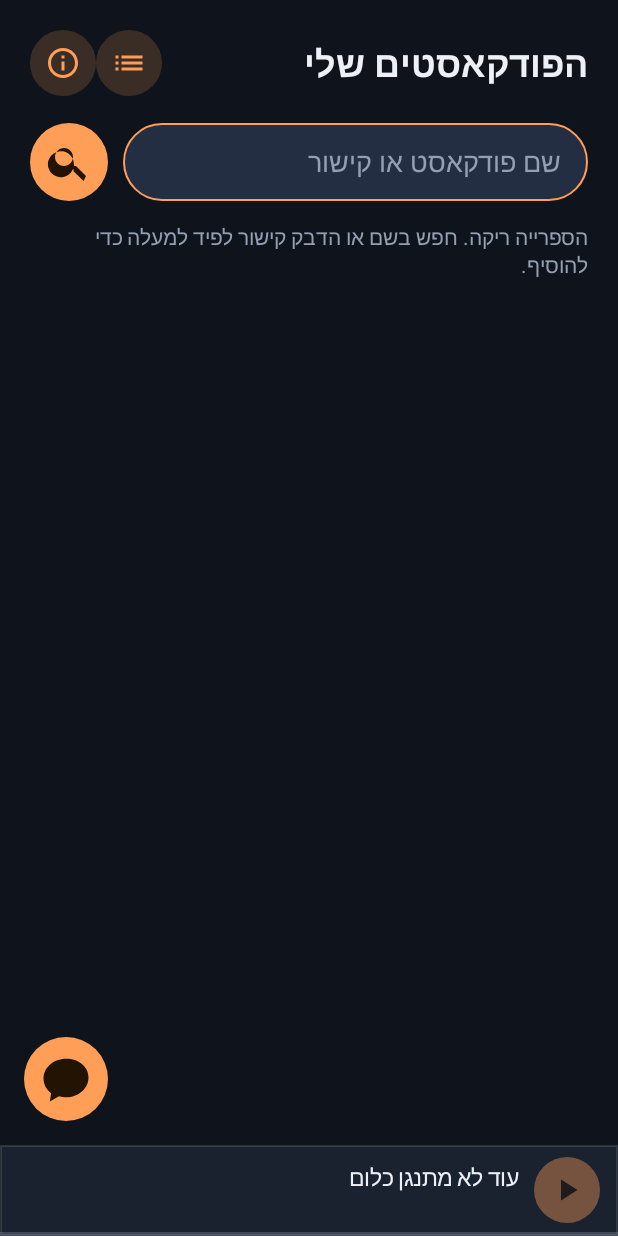
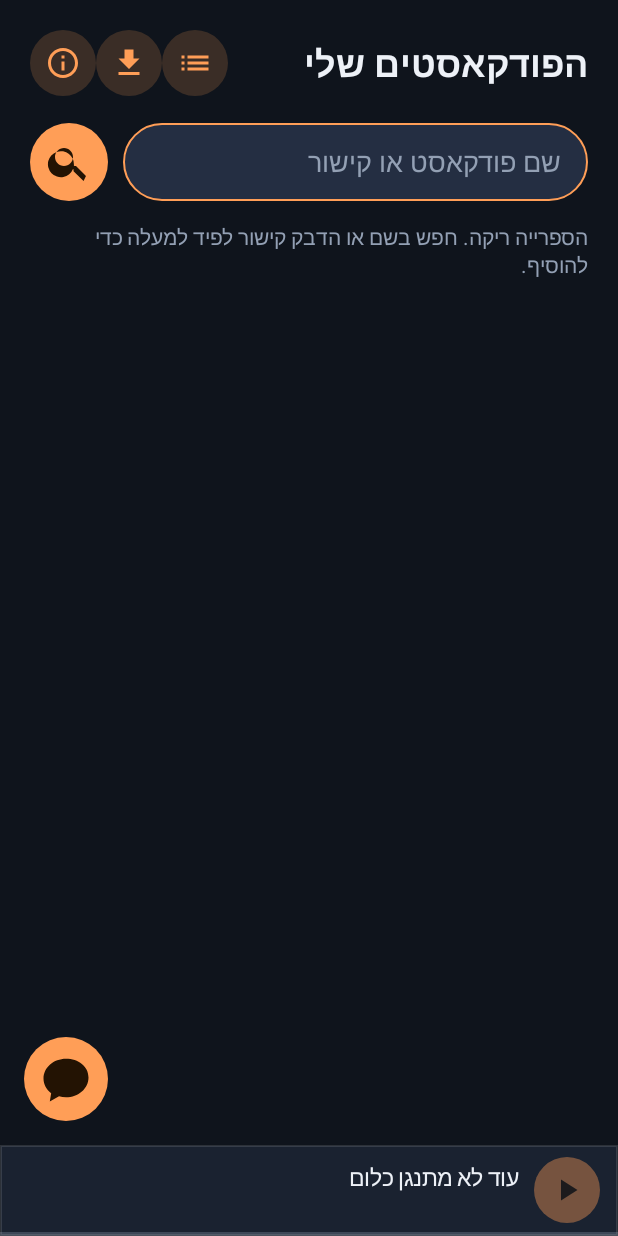
Before and after one commit to instinct-baruchiro/podcatcher, an Android app: the screen it shows after launch (MainActivity), on a phone screen of 412 x 824 dp. Run offline under Robolectric (Android 15) with nearby library versions, the phone set to English and light mode, and no system bars; 5 statements that could not run were skipped.

Commit message:
OPML import: bring subscriptions from Podcast Addict and other apps (IMPORT-1)

```diff
--- /dev/null
+++ b/app/src/main/res/drawable/ic_import.xml
@@ -0,0 +1,8 @@
+<?xml version="1.0" encoding="utf-8"?>
+<vector xmlns:android="http://schemas.android.com/apk/res/android"
+    android:width="24dp"
+    android:height="24dp"
+    android:viewportWidth="24"
+    android:viewportHeight="24">
+    <path android:fillColor="#FFFFFFFF" android:pathData="M19,9h-4V3H9v6H5l7,7 7,-7zM5,18v2h14v-2H5z" />
+</vector>
--- a/app/src/main/res/layout/activity_main.xml
+++ b/app/src/main/res/layout/activity_main.xml
@@ -33,6 +33,14 @@
             android:layout_height="44dp"
             android:src="@drawable/ic_queue"
             android:contentDescription="תור ההאזנה" />
+
+        <ImageButton
+            android:id="@+id/importOpen"
+            style="@style/PodIcon"
+            android:layout_width="44dp"
+            android:layout_height="44dp"
+            android:src="@drawable/ic_import"
+            android:contentDescription="ייבוא מאפליקציה אחרת" />
 
         <ImageButton
             android:id="@+id/aboutOpen"
```
Also changed, not shown: app/src/main/java/com/baruchiro/podcatcher/data/Opml.kt (added, +27 -0 lines), app/src/main/java/com/baruchiro/podcatcher/ui/MainActivity.kt (+41 -0 lines), 2 other files.
